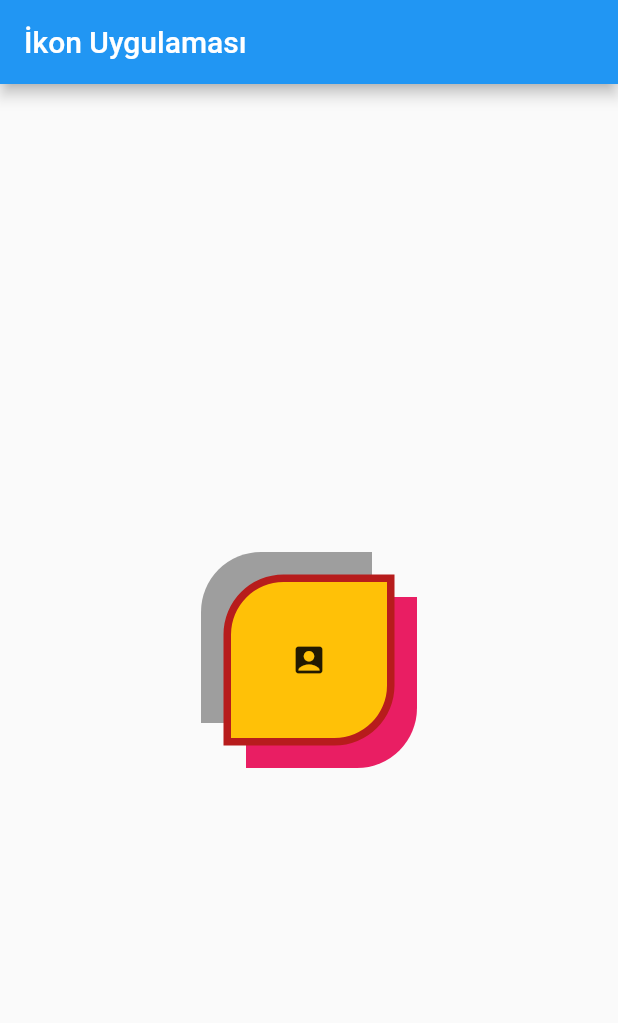
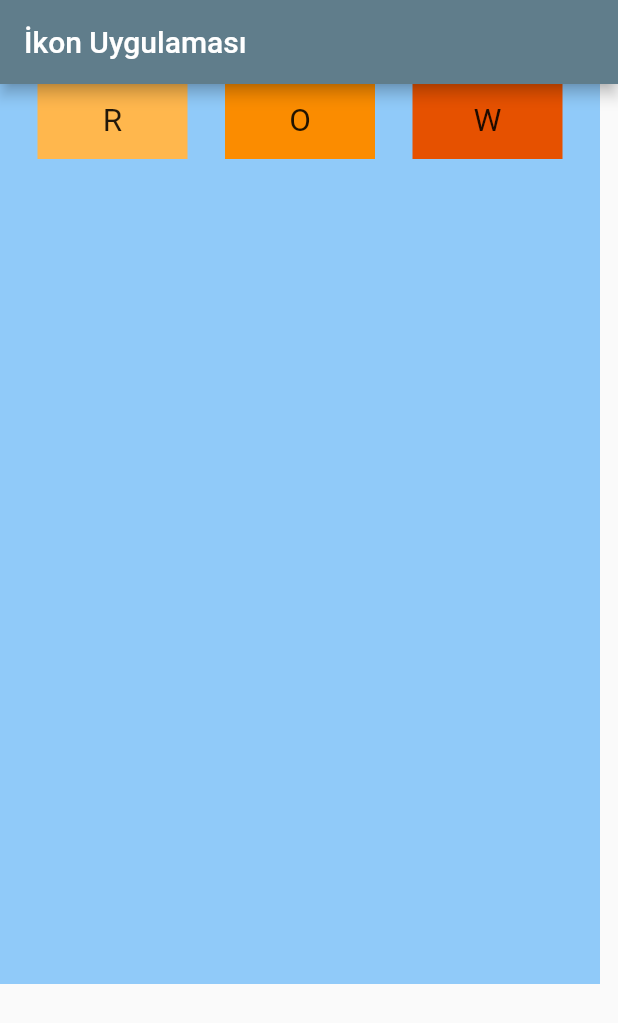
Before and after one commit to gulumserakilli/Flutter, a Flutter app: the screen it shows after launch, on a phone screen of 412 x 824 dp. Shown: the top 1023 px of the screen. Run offline on Flutter 3.47's test engine with Material 2 defaults, Android fonts, the phone set to English and light mode, and no system bars.

Commit message:
uygulama

```diff
--- a/flutter_uygulamalar01/lib/main.dart
+++ b/flutter_uygulamalar01/lib/main.dart
@@ -1,6 +1,7 @@
 import 'package:flutter/cupertino.dart';
 import 'package:flutter/material.dart';
-import 'package:flutter_uygulamalar01/ikon_build.dart';
+import 'package:flutter_uygulamalar01/ikon_uygulamasi.dart';
+import 'package:flutter_uygulamalar01/row_column.dart';
 
 void main(List<String> args) {
   runApp(ikonuygulamasi());
@@ -11,11 +12,16 @@ class ikonuygulamasi extends StatelessWidget {
   @override
   Widget build(BuildContext context) {
     return MaterialApp(
-      home: Scaffold(appBar:
-      AppBar(
+      debugShowCheckedModeBanner: false,
+      theme: ThemeData(
+        appBarTheme: AppBarTheme(color: Colors.blueGrey)),
+      home: Scaffold(
+
+      appBar: AppBar (
         title: Text("İkon Uygulaması"),
       ),
-      body: ikonBuilder(),
+
+      body: RowandColumnUygulama(),
       ),
 
     );
--- /dev/null
+++ b/flutter_uygulamalar01/lib/row_column.dart
@@ -0,0 +1,61 @@
+import 'package:flutter/material.dart';
+
+class RowandColumnUygulama extends StatelessWidget {
+  const RowandColumnUygulama({ Key? key }) : super(key: key);
+
+  @override
+  Widget build(BuildContext context) {
+    return Container(
+      color: Colors.blue.shade200,
+      width: 400,
+      height: 600,
+        child: Row(
+        mainAxisSize: MainAxisSize.min,
+        mainAxisAlignment: MainAxisAlignment.spaceEvenly,
+        crossAxisAlignment: CrossAxisAlignment.start,
+        children: [
+          Container(
+            width: 100,
+            height: 50,
+            color: Colors.orange.shade300,
+            alignment: Alignment.center,
+            child: Text(
+              "R",
+              style: TextStyle(
+                fontSize: 21,
+                fontWeight: FontWeight.w400,
+              ),
+            ),
+          ),
+          Container(
+            width: 100,
+            height: 50,
+            color: Colors.orange.shade600,
+            alignment: Alignment.center,
+            child: Text(
+              "O",
+              style: TextStyle(
+                fontSize: 21,
+                fontWeight: FontWeight.w400,
+              ),
+            ),
+          ),
+          Container(
+            width: 100,
+            height: 50,
+            color: Colors.orange.shade900,
+            alignment: Alignment.center,
+            child: Text(
+              "W",
+              style: TextStyle(
+                fontSize: 21,
+                fontWeight: FontWeight.w400,
+              ),
+            ),
+          ),
+        ],
+      ),
+
+    );
+  }
+}
```
Also changed, not shown: flutter_uygulamalar01/lib/ikon_uygulamasi.dart (renamed from flutter_uygulamalar01/lib/ikon_build.dart).
